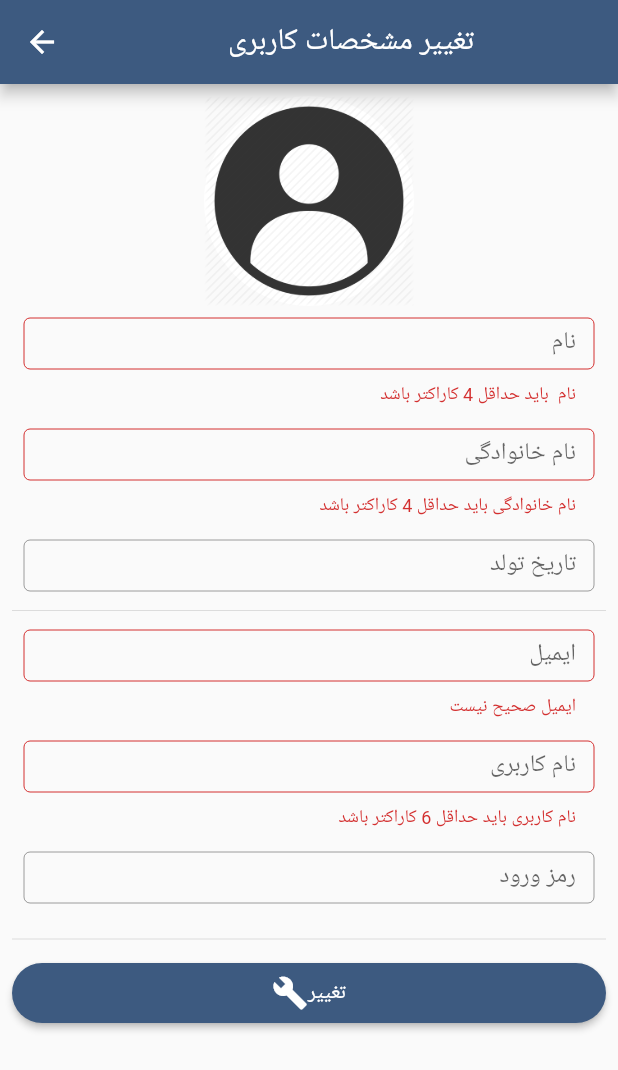
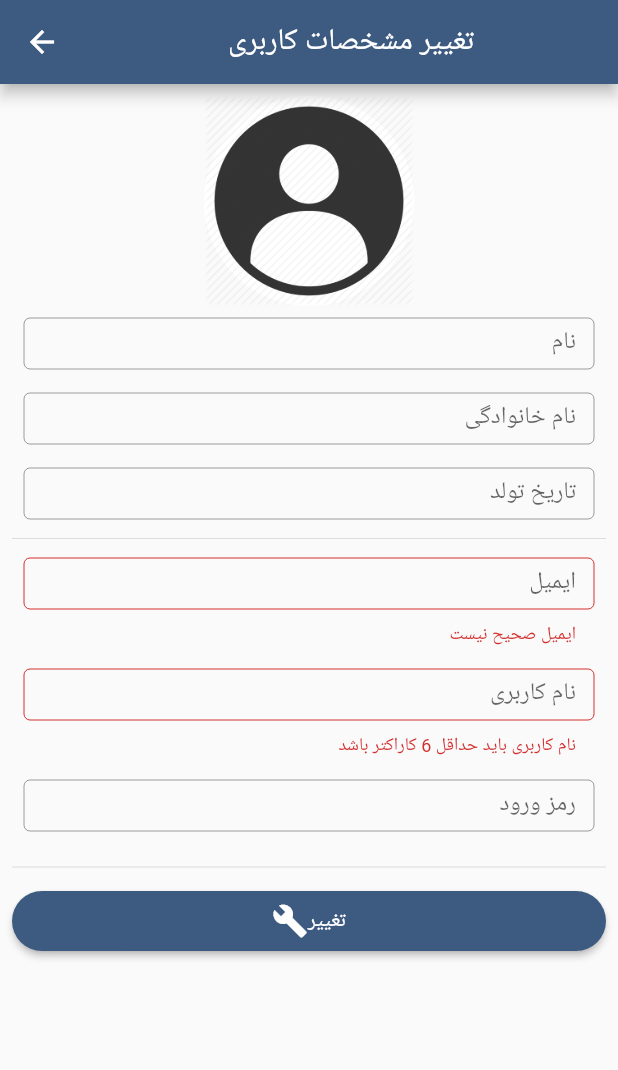
Before and after one commit to riasati/Tahlil_Mobile, a Flutter app: the EditProfilePage screen opened directly with empty values, on a phone screen of 412 x 824 dp. Shown: the top 1070 px of the screen. Run offline on Flutter 3.47's test engine with Material 2 defaults, Android fonts, the phone set to English and light mode, and no system bars; drawn by our look-alikes of rounded_loading_button; our stand-ins replace auto_size_text, charts_flutter, flutter_countdown_timer, font_awesome_flutter, image_picker, loading_overlay and 4 more; missing offline and left inert: flutter_downloader, persian_datetime_picker; accounts and stored records are empty; network calls fail; statements that could not run were skipped.

Commit message:
merge codes

```diff
--- a/samproject/lib/domain/question.dart
+++ b/samproject/lib/domain/question.dart
@@ -146,6 +146,6 @@ class Question {
 
   @override
   String toString() {
-    return 'Question{text: $text, kind: $kind, answerString: $answerString, index: $index,numberOne: $numberOne, numberTwo: $numberTwo, numberThree: $numberThree, numberFour: $numberFour, optionOne: $optionOne, optionTwo: $optionTwo, optionThree: $optionThree, optionFour: $optionFour, grade: $grade, userAnswer: $userAnswer}';
+    return 'Question{text: $text, kind: $kind, answerString: $answerString, index: $index,numberOne: $numberOne, numberTwo: $numberTwo, numberThree: $numberThree, numberFour: $numberFour, optionOne: $optionOne, optionTwo: $optionTwo, optionThree: $optionThree, optionFour: $optionFour, grade: $grade, userAnswer: $userAnswer,questionImage: $questionImage}';
   }
 }
--- a/samproject/lib/pages/ReviewExamPage/QuestionView.dart
+++ b/samproject/lib/pages/ReviewExamPage/QuestionView.dart
@@ -74,6 +74,7 @@ class _QuestionViewInReviewExamState extends State<QuestionViewInReviewExam> {
     {
       userAnswerLong = widget.question.userAnswer;
     }
+    print(widget.question);
   }
   @override
   Widget build(BuildContext context) {
--- a/samproject/lib/pages/ReviewExamPage/ReviewExamPage.dart
+++ b/samproject/lib/pages/ReviewExamPage/ReviewExamPage.dart
@@ -16,7 +16,8 @@ import 'QuestionView.dart';
 
 class ReviewExamPage extends StatefulWidget {
   Exam exam;
-  ReviewExamPage(this.exam);
+  ReviewExamPage(this.exam,this.isTeacherUsing);
+  bool isTeacherUsing = false;
   @override
   _ReviewExamPageState createState() => _ReviewExamPageState();
 }
@@ -26,7 +27,7 @@ class _ReviewExamPageState extends State<ReviewExamPage> {
   GlobalKey<ScrollSnapListState> questionRouterKey = GlobalKey();
   PageController controller=PageController();
   List<Widget> _list=<Widget>[];
-  bool isTeacherUsing = true;
+  bool isTeacherUsing = false;
   void fillPageList()
   {
     for(int i = 0;i<widget.exam.questions.length;i++)
--- a/samproject/lib/widgets/editProfileFormWidget.dart
+++ b/samproject/lib/widgets/editProfileFormWidget.dart
@@ -106,13 +106,13 @@ class _EditProfileFormWidgetState extends State<EditProfileFormWidget> {
     return value.length < 6 ? 'نام کاربری باید حداقل 6 کاراکتر باشد' : null;
   }
 
-  String _validateFirstName(String value) {
-    return value.length < 4 ? 'نام  باید حداقل 4 کاراکتر باشد' : null;
-  }
-
-  String _validateLastName(String value) {
-    return value.length < 4 ? 'نام خانوادگی باید حداقل 4 کاراکتر باشد' : null;
-  }
+  // String _validateFirstName(String value) {
+  //   return value.length < 4 ? 'نام  باید حداقل 4 کاراکتر باشد' : null;
+  // }
+  //
+  // String _validateLastName(String value) {
+  //   return value.length < 4 ? 'نام خانوادگی باید حداقل 4 کاراکتر باشد' : null;
+  // }
   String _validatePassword(String value)
   {
     if (value.isEmpty == true)
@@ -190,7 +190,7 @@ class _EditProfileFormWidgetState extends State<EditProfileFormWidget> {
                      border: OutlineInputBorder(),
                    ),
                   onSaved: (value) => HomePage.user.firstname = value,
-                  validator: (value) => _validateFirstName(value),
+             //     validator: (value) => _validateFirstName(value),
                 ),
               ),
             ),
@@ -212,7 +212,7 @@ class _EditProfileFormWidgetState extends State<EditProfileFormWidget> {
                     border: OutlineInputBorder(),
                   ),
                   onSaved: (value) => HomePage.user.lastname = value,
-                  validator: (value) => _validateLastName(value),
+             //     validator: (value) => _validateLastName(value),
                 ),
               ),
             ),
```
